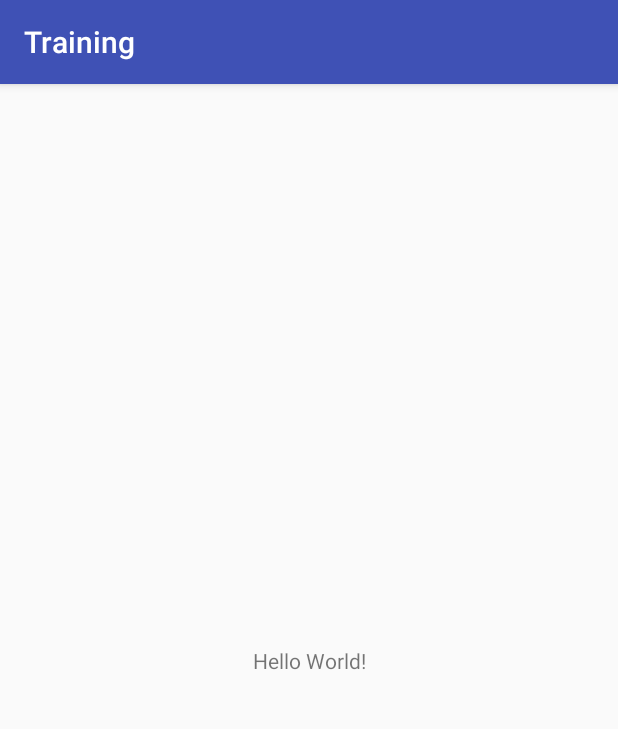
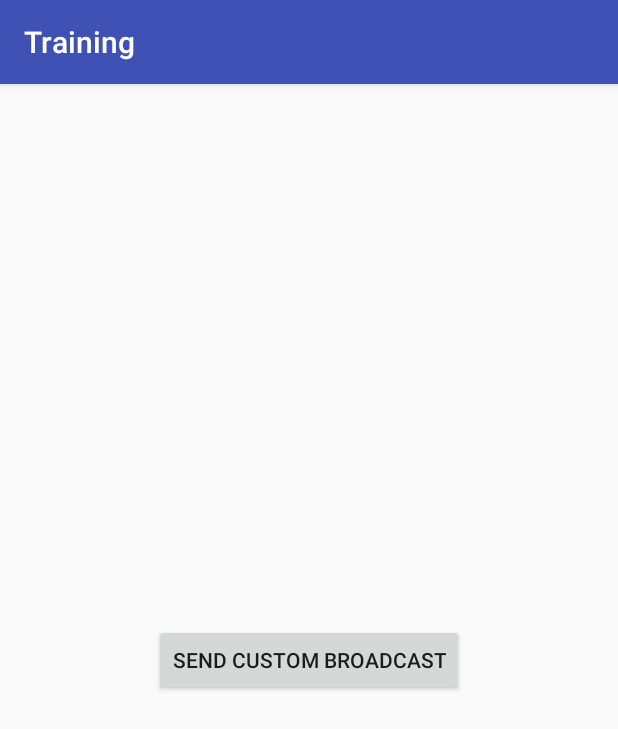
Before and after one commit to simasdanilo/android-training, an Android app: the screen it shows after launch (MainActivity), on a phone screen of 412 x 824 dp. Shown: the top 729 px of the screen. Run offline under Robolectric (Android 15) with nearby library versions, the phone set to English and light mode, and no system bars.

Commit message:
feat: implements lesson 7.3: Broadcast receivers

```diff
--- a/app/src/main/java/com/simasdanilo/training/MainActivity.java
+++ b/app/src/main/java/com/simasdanilo/training/MainActivity.java
@@ -1,13 +1,48 @@
 package com.simasdanilo.training;
 
+import android.content.Intent;
+import android.content.IntentFilter;
+import android.support.v4.content.LocalBroadcastManager;
 import android.support.v7.app.AppCompatActivity;
 import android.os.Bundle;
+import android.view.View;
 
 public class MainActivity extends AppCompatActivity {
+    private static final String ACTION_CUSTOM_BROADCAST =
+            BuildConfig.APPLICATION_ID + ".ACTION_CUSTOM_BROADCAST";
+
+    private CustomReceiver mReceiver = new CustomReceiver();
 
     @Override
     protected void onCreate(Bundle savedInstanceState) {
         super.onCreate(savedInstanceState);
         setContentView(R.layout.activity_main);
+        this.registerReceiver();
+    }
+
+    @Override
+    protected void onDestroy() {
+        this.unregisterReceiver(mReceiver);
+        LocalBroadcastManager.getInstance(this)
+                .unregisterReceiver(mReceiver);
+        super.onDestroy();
+    }
+
+    private void registerReceiver() {
+        IntentFilter filter = new IntentFilter();
+                filter.addAction(Intent.ACTION_POWER_DISCONNECTED);
+        filter.addAction(Intent.ACTION_POWER_CONNECTED);
+
+        this.registerReceiver(mReceiver, filter);
+
+
+        LocalBroadcastManager.getInstance(this)
+                .registerReceiver(mReceiver,
+                        new IntentFilter(ACTION_CUSTOM_BROADCAST));
+    }
+
+    public void onClickSendCustomBroadcast(View view) {
+        Intent customBroadcastIntent = new Intent(ACTION_CUSTOM_BROADCAST);
+        LocalBroadcastManager.getInstance(this).sendBroadcast(customBroadcastIntent);
     }
 }
--- a/app/src/main/res/layout/activity_main.xml
+++ b/app/src/main/res/layout/activity_main.xml
@@ -6,10 +6,12 @@
     android:layout_height="match_parent"
     tools:context=".MainActivity">
 
-    <TextView
+    <Button
+        android:id = "@+id/sendBroadcast"
         android:layout_width="wrap_content"
         android:layout_height="wrap_content"
-        android:text="Hello World!"
+        android:text="@string/send_custom_broadcast"
+        android:onClick="onClickSendCustomBroadcast"
         app:layout_constraintBottom_toBottomOf="parent"
         app:layout_constraintLeft_toLeftOf="parent"
         app:layout_constraintRight_toRightOf="parent"
--- a/app/src/main/res/values/strings.xml
+++ b/app/src/main/res/values/strings.xml
@@ -1,3 +1,7 @@
 <resources>
     <string name="app_name">Training</string>
+    <string name="send_custom_broadcast">Send Custom Broadcast</string>
+    <string name="power_disconnected">Power disconnected!</string>
+    <string name="power_connected">Power connected!</string>
+    <string name="custom_broadcast_received">Custom Broadcast Received</string>
 </resources>
```
Also changed, not shown: app/src/main/java/com/simasdanilo/training/CustomReceiver.java (added, +48 -0 lines).
